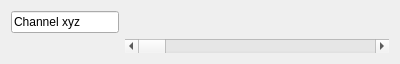
Old version of the form frontend/gui/channelform.ui in the repository oxyum/sigrok.
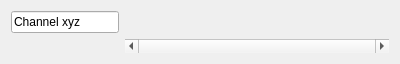
New version of the form.

Commit message:
ChannelForm implementation improvements.
Add getter/setter for channelColor and channelNumber.

Set random channel colors in the constructor for now.

```diff
--- a/frontend/gui/channelform.ui
+++ b/frontend/gui/channelform.ui
@@ -22,6 +22,9 @@
        <verstretch>0</verstretch>
       </sizepolicy>
      </property>
+     <property name="maximum">
+      <number>0</number>
+     </property>
      <property name="orientation">
       <enum>Qt::Horizontal</enum>
      </property>
```
The commit also changes 2 other files.
